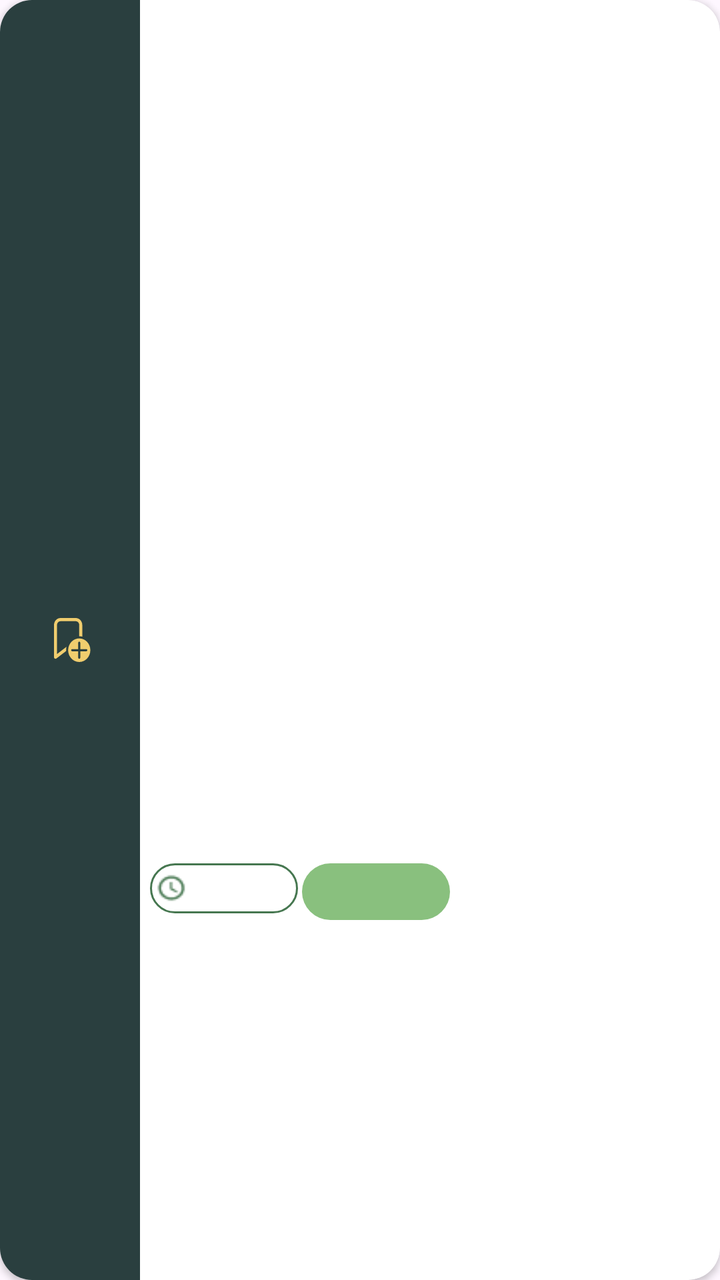
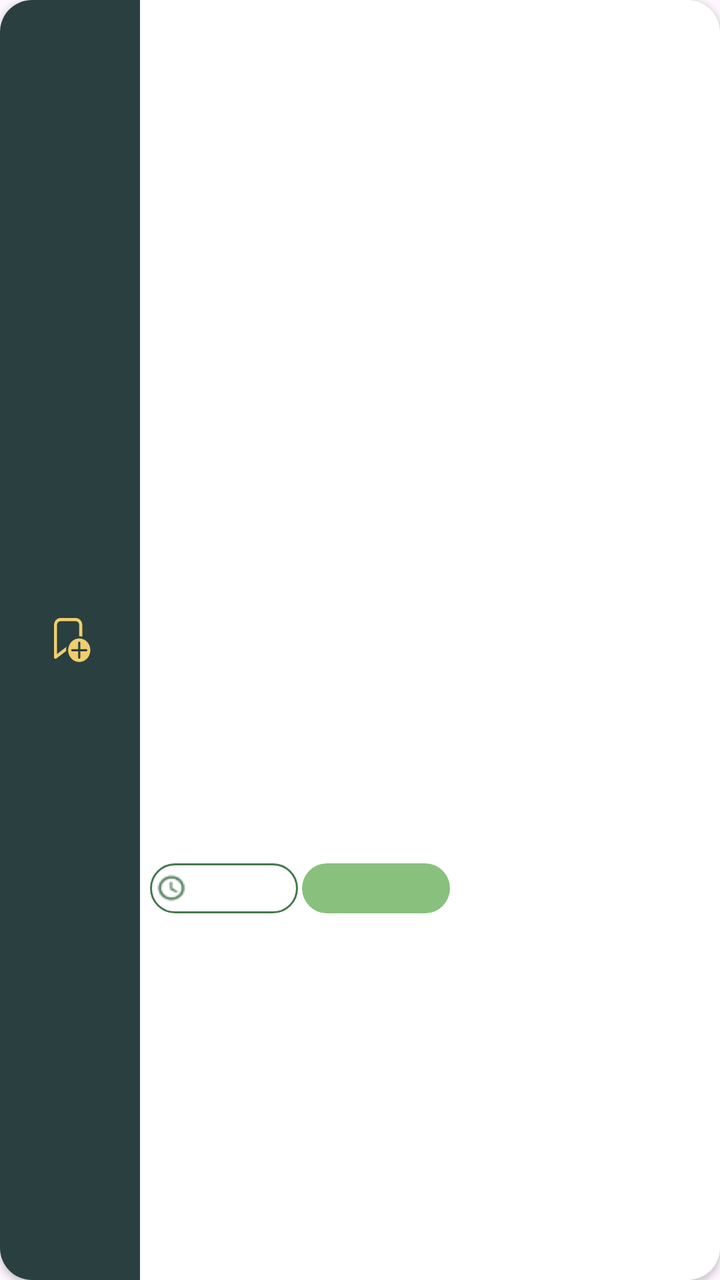

Two renders of the same Android screen: before a commit and after it. Below are the layout's source before the change and the commit's diff.
<!-- AndroidManifest.xml: application theme Theme.SortItJSON -->
<!-- res/layout/item_choicedesign.xml -->
<com.google.android.material.card.MaterialCardView
    xmlns:android="http://schemas.android.com/apk/res/android"
    xmlns:app="http://schemas.android.com/apk/res-auto"
    android:layout_width="match_parent"
    android:layout_height="120dp"
    android:layout_margin="5dp"
    app:cardCornerRadius="16dp"
    app:cardElevation="2dp"
    app:strokeWidth="0dp"
    android:backgroundTint="@android:color/white">

    <LinearLayout
        android:layout_width="match_parent"
        android:layout_height="match_parent"
        android:orientation="horizontal">

        
        <LinearLayout
            android:layout_width="70dp"
            android:layout_height="match_parent"
            android:background="#2A3F3F"
            android:gravity="center_vertical">

                <ImageButton
                    android:id="@+id/bookmark"
                    android:layout_width="wrap_content"
                    android:layout_height="wrap_content"
                    android:layout_marginLeft="27dp"
                    android:paddingRight="22dp"
                    android:paddingTop="48dp"
                    android:paddingBottom="48dp"
                    android:src="@drawable/notbookmark"
                    android:background="@android:color/transparent"
                    android:contentDescription="Bookmark" />

        </LinearLayout>

        
        <LinearLayout
            android:layout_width="0dp"
            android:layout_height="match_parent"
            android:layout_weight="2.5"
            android:orientation="vertical">

            <TextView
                android:id="@+id/title"
                android:layout_width="match_parent"
                android:layout_height="0dp"
                android:layout_weight="2"
                android:fontFamily="@font/montserrat_bold"
                android:gravity="center_vertical"
                android:padding="12dp"
                android:textColor="#467750"
                android:textSize="14sp" />

            <LinearLayout
                android:layout_width="match_parent"
                android:layout_height="0dp"
                android:layout_weight="1"
                android:orientation="horizontal">

                <LinearLayout
                    android:layout_width="wrap_content"
                    android:layout_height="wrap_content"
                    android:orientation="horizontal"
                    android:gravity="center_vertical"
                    android:background="@drawable/time_bg"
                    android:layout_marginLeft="5dp"
                    android:layout_marginBottom="5dp"
                    android:layout_marginTop="5dp"
                    android:padding="3dp">

                    <ImageView
                        android:layout_width="16dp"
                        android:layout_height="16dp"
                        android:src="@drawable/clock"
                        android:contentDescription="Clock Icon"
                        android:layout_marginEnd="4dp" />

                    <TextView
                        android:id="@+id/time"
                        android:layout_width="wrap_content"
                        android:layout_height="wrap_content"
                        android:textColor="#000000"
                        android:textSize="12sp"
                        android:fontFamily="@font/montserrat_semibold" />

                </LinearLayout>

                <LinearLayout
                    android:layout_width="wrap_content"
                    android:layout_height="wrap_content"
                    android:background="@drawable/difficulty_easy_bg"
                    android:layout_marginLeft="2dp"
                    android:layout_marginBottom="5dp"
                    android:layout_marginTop="5dp"
                    android:padding="3dp">

                    <TextView
                        android:id="@+id/difficulty"
                        android:layout_width="wrap_content"
                        android:layout_height="match_parent"
                        android:layout_weight="1"
                        android:padding="3dp"
                        android:gravity="center_horizontal"
                        android:textColor="#FFFFFF"
                        android:textSize="12sp"
                        android:fontFamily="@font/montserrat_semibold" />
                </LinearLayout>

            </LinearLayout>

        </LinearLayout>

        
        <ImageView
            android:id="@+id/image"
            android:layout_width="69dp"
            android:layout_height="match_parent"
            android:layout_weight="0.2"
            android:scaleType="centerCrop" />

    </LinearLayout>

</com.google.android.material.card.MaterialCardView>
<!-- resources referenced by this layout -->
<resources>
  <!-- drawable clock: png bitmap (drawable, 581 bytes) -->
  <!-- drawable difficulty_easy_bg (drawable) -->
  <?xml version="1.0" encoding="utf-8"?>
  <layer-list xmlns:android="http://schemas.android.com/apk/res/android">
  
      
      <item>
          <shape android:shape="rectangle">
  
              <solid android:color="#89C07E"/>
  
              
              <size android:height="25dp"/>
              <size android:width="74dp"/>
  
              <corners
                  android:topLeftRadius="50dp"
                  android:topRightRadius="50dp"
                  android:bottomLeftRadius="50dp"
                  android:bottomRightRadius="50dp"/>
  
          </shape>
      </item>
  
  </layer-list>
  <!-- drawable notbookmark (drawable) -->
  <vector xmlns:android="http://schemas.android.com/apk/res/android"
      android:width="19dp"
      android:height="22dp"
      android:viewportWidth="23"
      android:viewportHeight="25">
    <path
        android:pathData="M3.972,0C1.782,0 0,1.778 0,3.963V22.256C0,22.599 0.193,22.915 0.499,23.071C0.805,23.227 1.173,23.199 1.453,22.998L7.357,18.756C7.348,18.602 7.333,18.449 7.333,18.293C7.333,17.617 7.429,16.963 7.589,16.336L1.833,20.471V3.963C1.833,2.787 2.793,1.829 3.972,1.829H13.139C14.318,1.829 15.278,2.787 15.278,3.963V10.366C15.91,10.366 16.521,10.448 17.111,10.587V3.963C17.111,1.778 15.329,0 13.139,0H3.972ZM15.278,11.585C11.565,11.585 8.556,14.588 8.556,18.293C8.556,21.997 11.565,25 15.278,25C18.99,25 22,21.997 22,18.293C22,14.588 18.99,11.585 15.278,11.585ZM15.278,13.415C15.615,13.415 15.889,13.688 15.889,14.024V17.683H19.556C19.893,17.683 20.167,17.956 20.167,18.293C20.167,18.629 19.893,18.902 19.556,18.902H15.889V22.561C15.889,22.898 15.615,23.171 15.278,23.171C14.94,23.171 14.667,22.898 14.667,22.561V18.902H11C10.663,18.902 10.389,18.629 10.389,18.293C10.389,17.956 10.663,17.683 11,17.683H14.667V14.024C14.667,13.688 14.94,13.415 15.278,13.415Z"
        android:fillColor="#F0CD6E"/>
  </vector>
  <!-- drawable time_bg (drawable) -->
  <?xml version="1.0" encoding="utf-8"?>
  <layer-list xmlns:android="http://schemas.android.com/apk/res/android">
  
      
      <item>
          <shape android:shape="rectangle">
  
              <solid android:color="#FFFFFF"/>
  
              
              <stroke
                  android:width="1dp"
                  android:color="#467750"/>
  
              
              <size android:height="25dp"/>
              <size android:width="74dp"/>
  
              <corners
                  android:topLeftRadius="50dp"
                  android:topRightRadius="50dp"
                  android:bottomLeftRadius="50dp"
                  android:bottomRightRadius="50dp"/>
  
          </shape>
      </item>
  
  </layer-list>
  <style name="Theme.SortItJSON" parent="Base.Theme.SortItJSON" />
  <style name="Base.Theme.SortItJSON" parent="Theme.Material3.DayNight.NoActionBar">
          
          <item name="colorPrimary">@color/darkgreen</item>
      </style>
  <color name="darkgreen">#467750</color>
</resources>

<!-- the commit's change to res/layout/item_choicedesign.xml (unified diff, before → after) -->
@@ -21,17 +21,17 @@
             android:background="#2A3F3F"
             android:gravity="center_vertical">
 
-                <ImageButton
-                    android:id="@+id/bookmark"
-                    android:layout_width="wrap_content"
-                    android:layout_height="wrap_content"
-                    android:layout_marginLeft="27dp"
-                    android:paddingRight="22dp"
-                    android:paddingTop="48dp"
-                    android:paddingBottom="48dp"
-                    android:src="@drawable/notbookmark"
-                    android:background="@android:color/transparent"
-                    android:contentDescription="Bookmark" />
+            <ImageButton
+                android:id="@+id/bookmark"
+                android:layout_width="wrap_content"
+                android:layout_height="wrap_content"
+                android:layout_marginLeft="27dp"
+                android:paddingRight="22dp"
+                android:paddingTop="48dp"
+                android:paddingBottom="48dp"
+                android:src="@drawable/notbookmark"
+                android:background="@android:color/transparent"
+                android:contentDescription="Bookmark" />
 
         </LinearLayout>
 
@@ -93,8 +93,7 @@
                     android:background="@drawable/difficulty_easy_bg"
                     android:layout_marginLeft="2dp"
                     android:layout_marginBottom="5dp"
-                    android:layout_marginTop="5dp"
-                    android:padding="3dp">
+                    android:layout_marginTop="5dp">
 
                     <TextView
                         android:id="@+id/difficulty"
